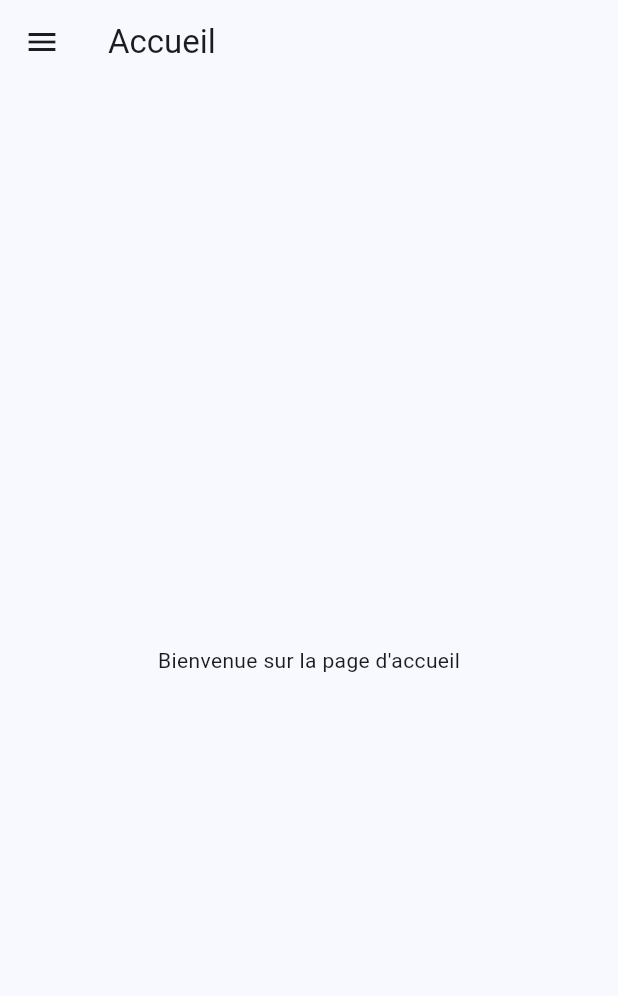
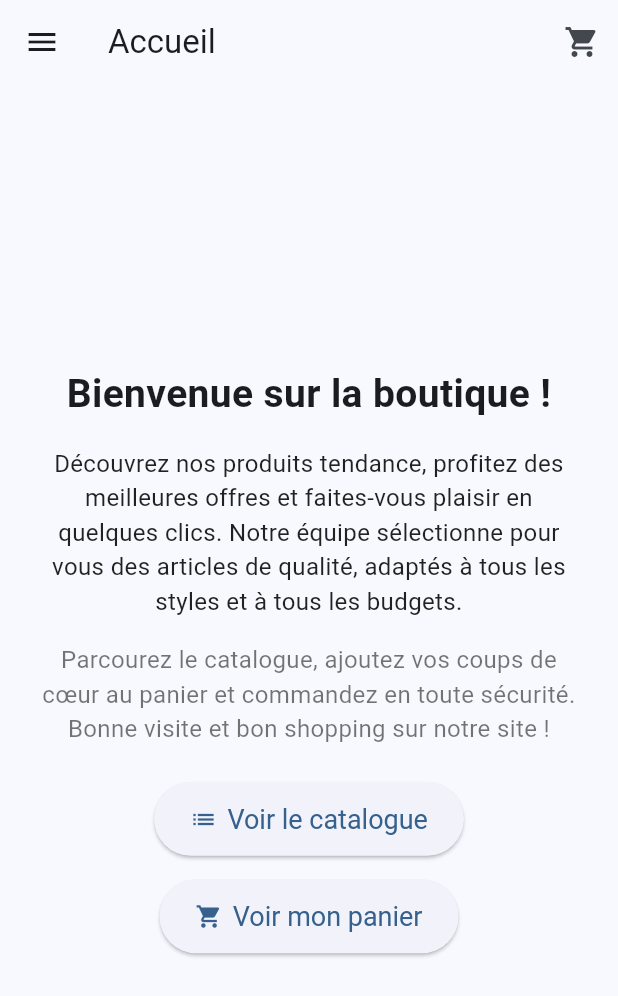
Before and after one commit to SarahOtmane/e_commerce_flutter, a Flutter app: the screen it shows after launch, on a phone screen of 412 x 824 dp. Shown: the top 996 px of the screen. Run offline on Flutter 3.47's test engine with Material 3 defaults, Android fonts, the phone set to English and light mode, and no system bars; our stand-ins replace firebase_auth, firebase_core, flutter_dotenv; missing offline and left inert: flutter_stripe; accounts and stored records are empty; network calls fail; statements that could not run were skipped.

Commit message:
Ajoute la mise à jour de la page d'accueil avec des boutons pour voir le catalogue et le panier, ainsi que des descriptions améliorées.

```diff
--- a/lib/pages/home_page.dart
+++ b/lib/pages/home_page.dart
@@ -1,15 +1,89 @@
 import 'package:flutter/material.dart';
+import 'catalogue_page.dart';
 import '../widgets/app_drawer.dart';
+import 'cart_page.dart';
 
 class HomePage extends StatelessWidget {
-  const HomePage({super.key});
+  const HomePage({Key? key}) : super(key: key);
 
   @override
   Widget build(BuildContext context) {
     return Scaffold(
-      appBar: AppBar(title: const Text('Accueil')),
+      appBar: AppBar(
+        title: const Text('Accueil'),
+        actions: [
+          IconButton(
+            icon: const Icon(Icons.shopping_cart),
+            onPressed: () {
+              Navigator.push(
+                context,
+                MaterialPageRoute(builder: (context) => const CartPage()),
+              );
+            },
+          ),
+        ],
+      ),
       drawer: const AppDrawer(),
-      body: const Center(child: Text('Bienvenue sur la page d\'accueil')),
+      body: Center(
+        child: Padding(
+          padding: const EdgeInsets.all(24),
+          child: Column(
+            mainAxisAlignment: MainAxisAlignment.center,
+            children: [
+              const Text(
+                'Bienvenue sur la boutique !',
+                style: TextStyle(fontSize: 26, fontWeight: FontWeight.bold),
+                textAlign: TextAlign.center,
+              ),
+              const SizedBox(height: 16),
+              const Text(
+                'Découvrez nos produits tendance, profitez des meilleures offres et faites-vous plaisir en quelques clics. Notre équipe sélectionne pour vous des articles de qualité, adaptés à tous les styles et à tous les budgets.',
+                style: TextStyle(fontSize: 16, color: Colors.black87),
+                textAlign: TextAlign.center,
+              ),
+              const SizedBox(height: 16),
+              const Text(
+                'Parcourez le catalogue, ajoutez vos coups de cœur au panier et commandez en toute sécurité. Bonne visite et bon shopping sur notre site !',
+                style: TextStyle(fontSize: 16, color: Colors.black54),
+                textAlign: TextAlign.center,
+              ),
+              const SizedBox(height: 24),
+              ElevatedButton.icon(
+                icon: const Icon(Icons.list),
+                label: const Text('Voir le catalogue'),
+                onPressed: () {
+                  Navigator.push(
+                    context,
+                    MaterialPageRoute(
+                        builder: (context) => const CataloguePage()),
+                  );
+                },
+                style: ElevatedButton.styleFrom(
+                  padding:
+                      const EdgeInsets.symmetric(vertical: 14, horizontal: 24),
+                  textStyle: const TextStyle(fontSize: 18),
+                ),
+              ),
+              const SizedBox(height: 16),
+              ElevatedButton.icon(
+                icon: const Icon(Icons.shopping_cart),
+                label: const Text('Voir mon panier'),
+                onPressed: () {
+                  Navigator.push(
+                    context,
+                    MaterialPageRoute(builder: (context) => const CartPage()),
+                  );
+                },
+                style: ElevatedButton.styleFrom(
+                  padding:
+                      const EdgeInsets.symmetric(vertical: 14, horizontal: 24),
+                  textStyle: const TextStyle(fontSize: 18),
+                ),
+              ),
+            ],
+          ),
+        ),
+      ),
     );
   }
 }
```
